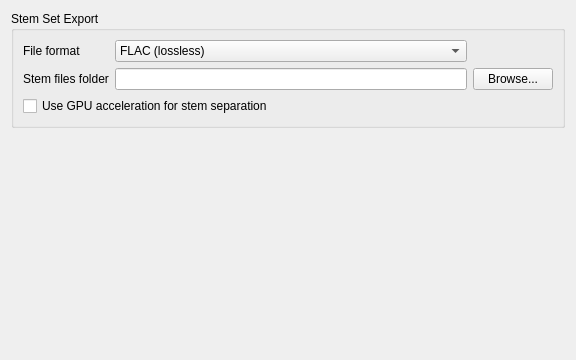
christianstuart/paramix, file src/preferences/dialog/dlgprefstemsdlg.ui: the form before one commit.
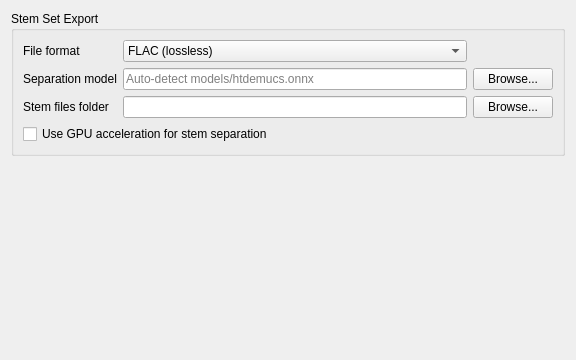
The form after the commit.

Commit message: fix(stems): make the separation model discoverable and selectable

What changed in the file:
```diff
--- a/src/preferences/dialog/dlgprefstemsdlg.ui
+++ b/src/preferences/dialog/dlgprefstemsdlg.ui
@@ -36,6 +36,30 @@
         </item>
        </widget>
       </item>
+      <item row="1" column="0">
+       <widget class="QLabel" name="labelModelPath">
+        <property name="text">
+         <string>Separation model</string>
+        </property>
+       </widget>
+      </item>
+      <item row="1" column="1">
+       <widget class="QLineEdit" name="lineEditModelPath">
+        <property name="placeholderText">
+         <string>Auto-detect models/htdemucs.onnx</string>
+        </property>
+        <property name="toolTip">
+         <string>Demucs ONNX model used for stem separation. Leave empty to search next to the application, in the repository and in the user data directory.</string>
+        </property>
+       </widget>
+      </item>
+      <item row="1" column="2">
+       <widget class="QPushButton" name="pushButtonBrowseModel">
+        <property name="text">
+         <string>Browse...</string>
+        </property>
+       </widget>
+      </item>
       <item row="3" column="0">
        <widget class="QLabel" name="labelOutputDirectory">
         <property name="text">
```
The commit also changes 4 other files.
